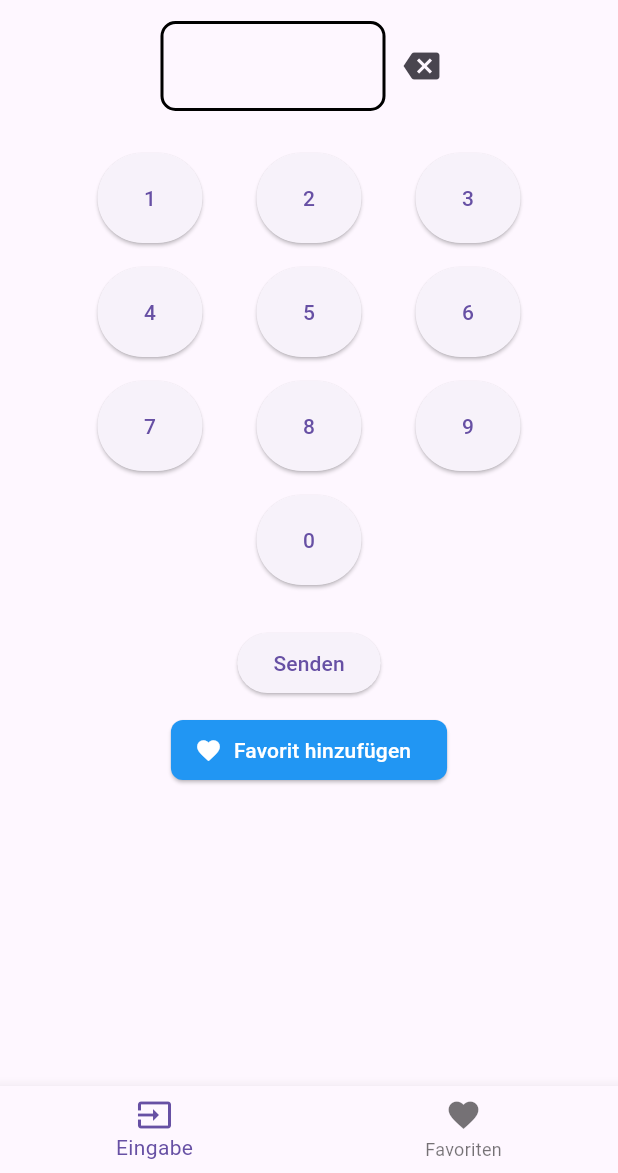
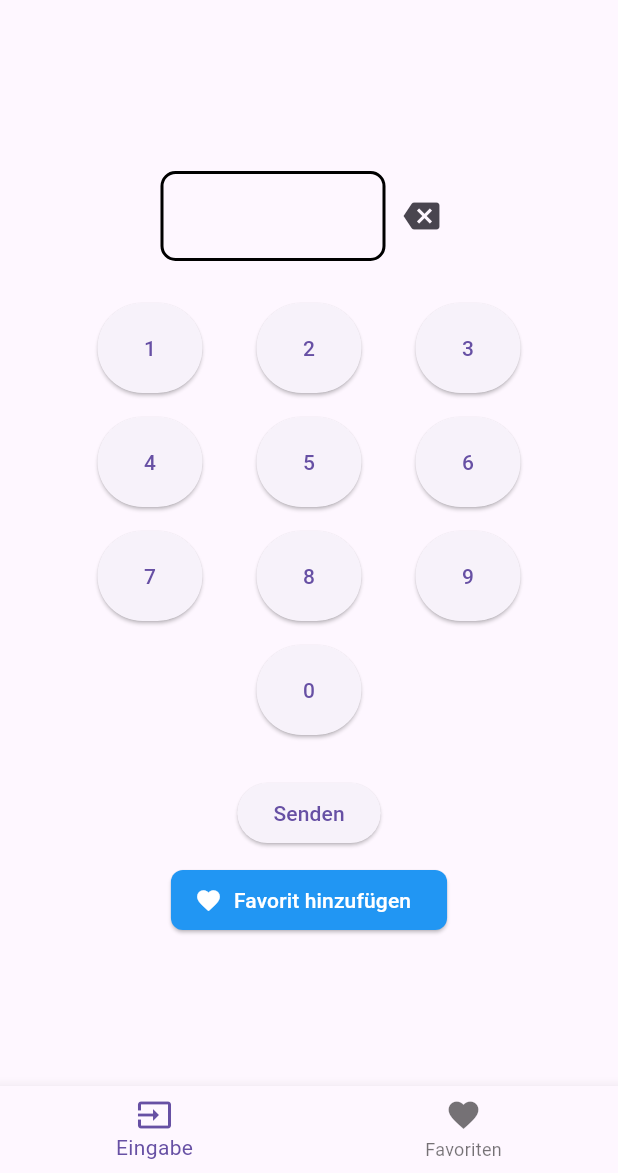
Before and after one commit to matatoMatata94/flash_meter, a Flutter app: the screen it shows after launch, on a phone screen of 412 x 824 dp, the part 63-1236 px from its top. Run offline on Flutter 3.47's test engine with Material 3 defaults, Android fonts, the phone set to English and light mode, and no system bars; our stand-ins replace shared_preferences; missing offline and left inert: torch_light.

Commit message:
Wrapped Content in Safearea and Center

```diff
--- a/lib/view/input_page.dart
+++ b/lib/view/input_page.dart
@@ -29,7 +29,9 @@ class _InputPageState extends State<InputPage> {
 
   @override
   Widget build(BuildContext context) {
-    return SingleChildScrollView(
+    return SafeArea(
+      child: Center(
+        child: SingleChildScrollView(
           child: Column(
             mainAxisAlignment: MainAxisAlignment.center,
             children: [
@@ -99,6 +101,8 @@ class _InputPageState extends State<InputPage> {
                 ],
               ),
             ],
+          ),
+        ),
       ),
     );
   }
```
Lines whose indentation alone changed are shown as unchanged.
